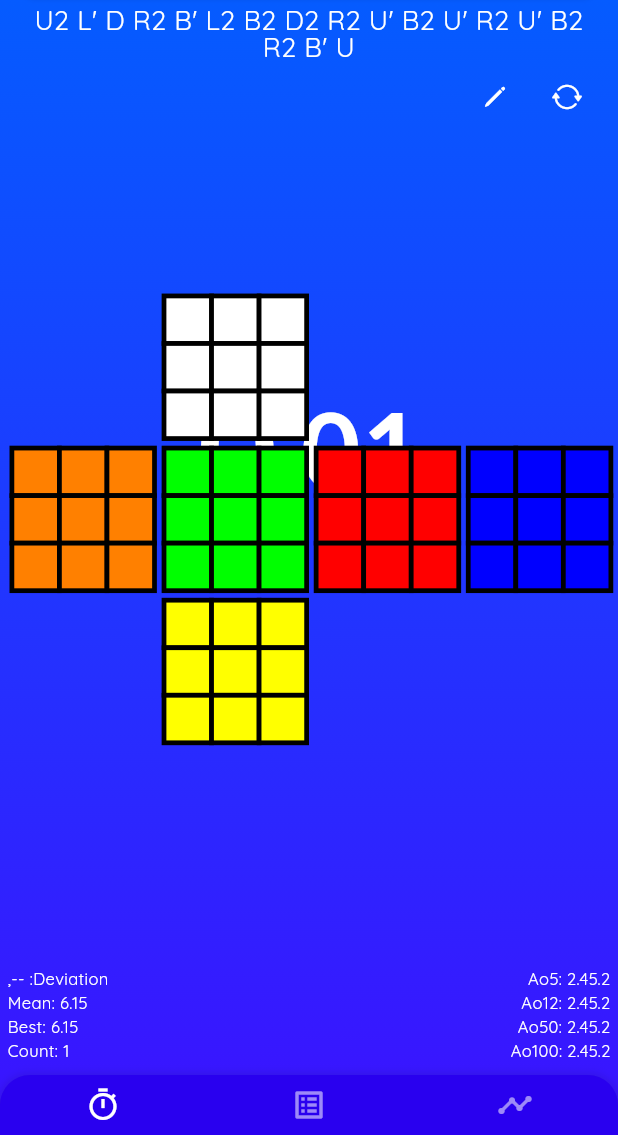
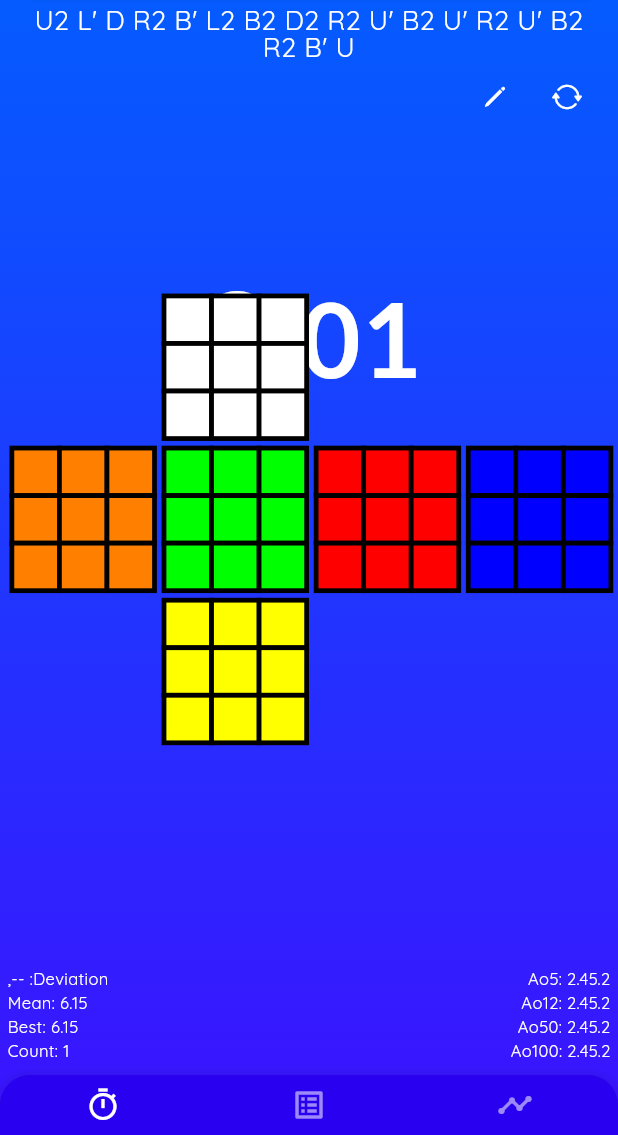
Before and after one commit to jimhuertas123/cubetimer-app, a Flutter app: the screen it shows after launch, after a tap on an icon or button, on a phone screen of 412 x 824 dp, the part 101-1236 px from its top. Run offline on Flutter 3.47's test engine with Material 3 defaults, Android fonts, the phone set to English and light mode, and no system bars; our stand-ins replace flutter_riverpod, flutter_svg, go_router, modal_bottom_sheet, sqflite; accounts and stored records are empty.

Commit message:
FEAT: responsive view cronometer (still with bugs)

```diff
--- /dev/null
+++ b/lib/config/getScrambles/get_scrambles_init.dart
@@ -0,0 +1,29 @@
+
+
+const List<Map<String, Object>> scrambles_2x2 = [
+  {
+    "name": "2x2",
+    "scrambles": [
+      "R U' R' U2 R U' R2 U2 F2 U R2"
+      "R U' R' U2 R' F2 U' F2 U' F R"
+      "U R' U' F2 U2 R U R2 F R2 U'"
+      "F R F U' R U2 R U' R2 U' R"
+      "R' U2 R U R' F' R U' R' U' R'"
+      "U R' F2 U' R2 U' R2 F R U' R"
+      "U R U R F' R2 U2 R U' R U2"
+      "R' U' F U F R U2 F' U' R2 U'"
+      "U2 R U R' F2 U' F R U2 R U2"
+      "U2 R U' R' U R F' R2 U R2 U'"
+      "R' U R' U' R F U2 F U2 F U'"
+      "R U2 R2 F R F R2 U' R F' R2"
+      "F R U2 R' F U2 R U2 R U' R'"
+      "R U' R2 F U2 F R U' R' F U'"
+      "U R' F U' R2 U' F' R' U' R' U"
+      "U R' U' F R' U R U2 F' U2 R2"
+      "R' U F' U' R U R' F' U' R U'"
+      "R' F2 R U R' F U' R U' R2 U2"
+      "U2 R F' R' U R' U2 F2 U2 F' R"
+      "R F' R2 U2 F U' R' U' F' R2 U'"
+    ]
+  }
+];
--- a/lib/presentation/features/body/main_body/main_body.dart
+++ b/lib/presentation/features/body/main_body/main_body.dart
@@ -49,20 +49,7 @@ class _MainBodyState extends State<MainBody>
   @override
   Widget build(BuildContext context) {
     debugPrint("mainbody build");
-    return NotificationListener<ScrollNotification>(
-      onNotification: (ScrollNotification notification) {
-        if (notification is OverscrollNotification && !isAtEdge) {
-          // Activa la animación de estiramiento solo si no está en el borde
-          isAtEdge = true;
-          _controller.forward(from: 0.0);
-        } else if (notification is ScrollEndNotification) {
-          // Cuando termina el desplazamiento, resetea el borde y la animación
-          isAtEdge = false;
-          _controller.reverse();
-        }
-        return true;
-      },
-      child: Container(
+    return Container(
           decoration: BoxDecoration(
             gradient: LinearGradient(
               colors: [
@@ -84,7 +71,7 @@ class _MainBodyState extends State<MainBody>
             ],
             pageController: widget.pageController,
             stretchAnimation: _stretchAnimation,
-          )),
+          )
     );
   }
 }
--- a/lib/presentation/widgets/body_widgets/main_body/cronometer_cube.dart
+++ b/lib/presentation/widgets/body_widgets/main_body/cronometer_cube.dart
@@ -228,10 +228,11 @@ class _CronometerCubeState extends ConsumerState<CronometerCube>
     return Expanded(
       child: Stack(
         children: [
+          // text message for new average (only vertical orientation)
           if (_targetPosition != null && widget.containerHeight <= 400)
             Positioned(
               left: 0,
-              top: _targetPosition!.dy - 120,
+              top: _targetPosition?.dy != null ?  _targetPosition!.dy - 120 : widget.containerHeight * 0.5,
               child: Container(
                 padding: const EdgeInsets.symmetric(
                   // vertical: 1,
@@ -241,11 +242,16 @@ class _CronometerCubeState extends ConsumerState<CronometerCube>
                   !isRunning && brokedNewRecord
                       ? "Congratulations! \nYou've just beaten your \nprevious personal best by \n12.23"
                       : "",
-                  style: TextStyle(fontWeight: FontWeight.bold, color: colorTextTheme, fontSize: 14, height: 1.2),
+                  style: TextStyle(
+                      fontWeight: FontWeight.bold,
+                      color: colorTextTheme,
+                      fontSize: 14,
+                      height: 1.2),
+                ),
+              ),
             ),
 
-              ),
-            ),
+          //cronometer main body
           SafeArea(
             child: GestureDetector(
               onTap: () => {
@@ -266,6 +272,7 @@ class _CronometerCubeState extends ConsumerState<CronometerCube>
                     EdgeInsets.only(top: widget.containerWidth > 400 ? 5 : 10),
                 color: Colors.transparent,
                 child: Stack(children: [
+                  //green circle
                   AnimatedBuilder(
                     animation: _circleScaleAnimation,
                     builder: (context, child) {
@@ -308,11 +315,22 @@ class _CronometerCubeState extends ConsumerState<CronometerCube>
                         ),
 
                         //CRONOMETER
-                        Expanded(
-                          child: Container(
-                            alignment: Alignment.center,
-                            // color: Colors.orange,
-                            child: CronometerTime(
+                        // Expanded(
+                        //   child: Container(
+                        //     width: double.infinity,
+                        //     color: Colors.red,
+                        //     child: FittedBox(
+                        //       fit: BoxFit.fill,
+                        //       child: Container(
+                        //         width: 300,
+                        //         height: 300,
+                        //         alignment: Alignment.center,
+                        //         color: Colors.orange,
+                        //       ),
+                        //     ),
+                        //   ),
+                        // ),
+                        CronometerTime(
                             scaleAnimation: _scaleAnimation,
                             buttonScaleAnimation: _buttonScaleAnimation,
                             textColor: colorTextTheme,
@@ -324,16 +342,14 @@ class _CronometerCubeState extends ConsumerState<CronometerCube>
                             fontSize: widget.containerHeight > 400
                                 ? widget.fontSize
                                 : widget.fontSize * 0.6),
-                          ),
-                        ),
 
-                        SizedBox(
-                          height: widget.containerHeight > 400
-                              ? 170
-                              : _targetSize != null
-                                  ? _targetSize!.height - 30
-                                  : 70,
-                        ),
+                        // SizedBox(
+                        //   height: widget.containerHeight > 400
+                        //       ? 170
+                        //       : _targetSize != null
+                        //           ? _targetSize!.height - 30
+                        //           : 70,
+                        // ),
 
                         //RESULTS
                         // SlideTransition(
@@ -383,7 +399,7 @@ class _CronometerCubeState extends ConsumerState<CronometerCube>
           if (_targetPosition != null)
             Positioned(
               right: 5,
-              top: _targetPosition!.dy - 15, // Por ejemplo, justo arriba
+              top:  _targetPosition?.dy != null ? _targetPosition!.dy - 15 : 80, // Por ejemplo, justo arriba
               child: Container(
                 padding: const EdgeInsets.symmetric(
                   vertical: 1,
@@ -400,7 +416,10 @@ class _CronometerCubeState extends ConsumerState<CronometerCube>
                 ),
                 child: Text(
                   !isRunning && brokedNewRecord ? "¡New Average Best!" : "",
-                  style: TextStyle(color: colorTextTheme, fontSize: 11, fontWeight: FontWeight.bold),
+                  style: TextStyle(
+                      color: colorTextTheme,
+                      fontSize: 11,
+                      fontWeight: FontWeight.bold),
                 ),
               ),
             ),
@@ -509,7 +528,9 @@ List<Widget> _scrambleInfoColumn({
                     color: colorTextTheme,
                     size: 20,
                   ),
-                  onPressed: () {debugPrint("Scramble");},
+                  onPressed: () {
+                    debugPrint("Scramble");
+                  },
                 ),
               ],
             )
@@ -734,7 +755,8 @@ class CronometerTime extends StatelessWidget {
       required this.breakNewRecord,
       required this.buttonScaleAnimation,
       required this.scaleAnimation,
-      required this.containerHeight})
+      required this.containerHeight,
+    })
       : _timer = timer;
 
   final Timer _timer;
@@ -749,79 +771,47 @@ class CronometerTime extends StatelessWidget {
 
   @override
   Widget build(BuildContext context) {
-    return FittedBox(
-      fit: BoxFit.scaleDown,
-      child: Column(mainAxisAlignment: MainAxisAlignment.start, children: [
+    return Expanded(
+      child: Container(
+        padding: EdgeInsets.only(
+          bottom: 73),
+        child: Column(
+            // mainAxisAlignment: MainAxisAlignment.start,
+            children: [
               !isTimerRunning && breakNewRecord && containerHeight > 400
-            ? Padding(
+                  ? SizedBox(
+                      height: 90,
+                      child: Padding(
                         padding: EdgeInsets.only(
                           left: 30,
                           right: 30,
-                    bottom: containerHeight > 400 ? height * 0.37 : 0),
+                        ),
                         child: Text(
-                  !isTimerRunning && breakNewRecord && containerHeight > 400
+                          !isTimerRunning &&
+                                  breakNewRecord &&
+                                  containerHeight > 400
                               ? "Congratulations! ${containerHeight > 400 ? '\n' : ''} You've just beaten your previous personal best by ${containerHeight > 400 ? '\n' : ''} 12.23"
                               : '',
                           textAlign: TextAlign.center,
                           style: TextStyle(
                               fontSize: 15,
                               color: textColor,
-                    fontWeight: FontWeight.bold
+                              fontWeight: FontWeight.bold),
                         ),
                       ),
                     )
-            : Container(),
+                  : SizedBox(
+                      height: containerHeight > 400 ? 90 : 0,
+                    ),
               // SizedBox(
               //   height: height*0.2,
               // ),
               /////////////////////////////////
               ///Cronometer timing animation///
               /////////////////////////////////
-        ScaleTransition(
-          scale: scaleAnimation,
-          child: Row(
-            mainAxisAlignment: MainAxisAlignment.center,
-            crossAxisAlignment: CrossAxisAlignment.center,
-            children: [
-              Visibility(
-                  visible: _timer.tick > 60000,
-                  child: Text(
-                    "1:",
-                    style: TextStyle(
-                      fontFamily: 'Lato',
-                      fontSize: fontSize,
-                      color: textColor,
-                      fontWeight: FontWeight.bold,
-                      height: 0.9,
-                    ),
-                  )),
-              Text(
-                _timer.tick > 60000
-                    ? _timer.tick < 70000
-                        ? "0${_timer.tick ~/ 1000 % 60}"
-                        : "${_timer.tick ~/ 1000 % 60}"
-                    : "${_timer.tick ~/ 1000 % 60}",
-                style: TextStyle(
-                  fontFamily: 'Lato',
-                  fontSize: fontSize,
-                  color: textColor,
-                  fontWeight: FontWeight.bold,
-                  height: 0.9,
-                ),
-                textAlign: TextAlign.end,
-              ),
-              Text(
-                ".${_timer.tick ~/ 100 % 10}${_timer.tick % 10}",
-                style: TextStyle(
-                    fontFamily: 'Lato',
-                    fontSize: fontSize * 0.75,
-                    color: textColor,
-                    fontWeight: FontWeight.bold,
-                    height: 0.9),
-              )
-            ],
-          ),
-        ),
+              containerHeight > 400
+                  ? _cronometer()
+                  : Expanded(child: _cronometer()),
 
               /////////////////////////////////////////
               //buttons in case of breaking best time//
@@ -847,7 +837,9 @@ class CronometerTime extends StatelessWidget {
                           highlightColor: Colors.transparent,
                           hoverColor: Colors.transparent,
                           focusColor: Colors.transparent,
-                    onPressed: () {debugPrint("Xmark");},
+                          onPressed: () {
+                            debugPrint("Xmark");
+                          },
                         ),
                         SizedBox(width: 10),
                         IconButton(
@@ -896,6 +888,58 @@ class CronometerTime extends StatelessWidget {
                 ),
               ),
             ]),
+      ),
+    );
+  }
+
+  ScaleTransition _cronometer() {
+    return ScaleTransition(
+      scale: scaleAnimation,
+      child: Container(
+        // color: Colors.orange,
+        child: Row(
+          mainAxisAlignment: MainAxisAlignment.center,
+          crossAxisAlignment: CrossAxisAlignment.center,
+          children: [
+            Visibility(
+                visible: _timer.tick > 60000,
+                child: Text(
+                  "1:",
+                  style: TextStyle(
+                    fontFamily: 'Lato',
+                    fontSize: fontSize,
+                    color: textColor,
+                    fontWeight: FontWeight.bold,
+                    height: 0.9,
+                  ),
+                )),
+            Text(
+              _timer.tick > 60000
+                  ? _timer.tick < 70000
+                      ? "0${_timer.tick ~/ 1000 % 60}"
+                      : "${_timer.tick ~/ 1000 % 60}"
+                  : "${_timer.tick ~/ 1000 % 60}",
+              style: TextStyle(
+                fontFamily: 'Lato',
+                fontSize: fontSize,
+                color: textColor,
+                fontWeight: FontWeight.bold,
+                height: 0.9,
+              ),
+              textAlign: TextAlign.end,
+            ),
+            Text(
+              ".${_timer.tick ~/ 100 % 10}${_timer.tick % 10}",
+              style: TextStyle(
+                  fontFamily: 'Lato',
+                  fontSize: fontSize * 0.75,
+                  color: textColor,
+                  fontWeight: FontWeight.bold,
+                  height: 0.9),
+            )
+          ],
+        ),
+      ),
     );
   }
 }
--- a/lib/presentation/widgets/puzzle_widgets/puzzle_selection.dart
+++ b/lib/presentation/widgets/puzzle_widgets/puzzle_selection.dart
@@ -22,7 +22,7 @@ class PuzzleSelection extends StatelessWidget {
         padding: const EdgeInsets.all(10),
         itemCount: cubeTypes.length,
         shrinkWrap: true,
-        physics: const NeverScrollableScrollPhysics(), // Disables scrolling
+        physics: const NeverScrollableScrollPhysics(),
         itemBuilder: (context, index) {
           return CustomButtonSplash(
             name: cubeTypes[index].type,
```
Also changed, not shown: pubspec.lock, 4 other files. Lines whose indentation alone changed are shown as unchanged.
